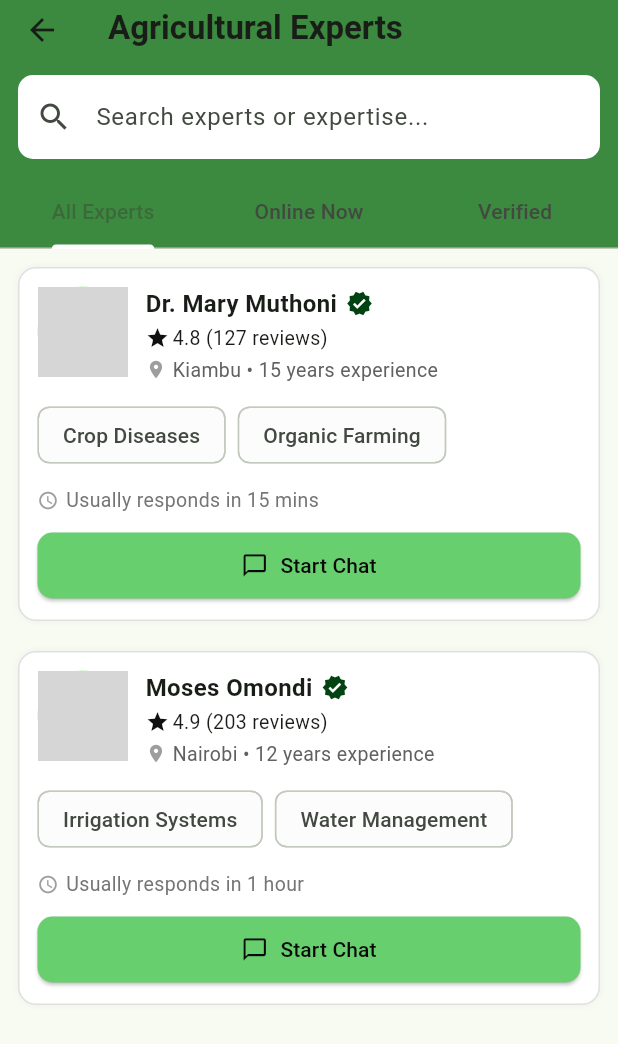
After one commit to TMG-prog/Mjifarm, a Flutter app: the ContactExpertPage screen opened directly, on a phone screen of 412 x 824 dp. The commit adds this screen. Shown: the top 1044 px of the screen. Run offline on Flutter 3.47's test engine with Material 3 defaults, Android fonts, the light colour scheme and no system bars; our stand-ins replace cloud_firestore, firebase_core, firebase_storage, font_awesome_flutter, image_picker, table_calendar; accounts and stored records are empty; network calls fail; grey boxes are pictures that could not be loaded.

Commit message:
added more sections

```diff
--- /dev/null
+++ b/mjifarm/lib/experts.dart
@@ -0,0 +1,250 @@
+// contact_experts.dart
+import 'package:flutter/material.dart';
+
+import 'package:flutter/material.dart';
+
+class ContactExpertPage extends StatelessWidget {
+  @override
+  Widget build(BuildContext context) {
+    return DefaultTabController(
+      length: 3,
+      child: Scaffold(
+        appBar: AppBar(
+          backgroundColor: const Color.fromARGB(255, 60, 137, 64),
+          title: Text(
+            "Agricultural Experts",
+            style: TextStyle(fontWeight: FontWeight.bold),
+          ),
+          bottom: PreferredSize(
+            preferredSize: Size.fromHeight(110),
+            child: Column(
+              children: [
+                Padding(
+                  padding: const EdgeInsets.all(12.0),
+                  child: TextField(
+                    decoration: InputDecoration(
+                      hintText: "Search experts or expertise...",
+                      prefixIcon: Icon(Icons.search),
+                      filled: true,
+                      fillColor: Colors.white,
+                      border: OutlineInputBorder(
+                        borderRadius: BorderRadius.circular(10),
+                        borderSide: BorderSide.none,
+                      ),
+                    ),
+                  ),
+                ),
+                TabBar(
+                  indicatorColor: Colors.white,
+                  tabs: const [
+                    Tab(text: "All Experts"),
+                    Tab(text: "Online Now"),
+                    Tab(text: "Verified"),
+                  ],
+                ),
+              ],
+            ),
+          ),
+        ),
+        body: TabBarView(
+          children: [
+            _buildExpertList(context),
+            _buildExpertList(context), // You can filter online experts here
+            _buildExpertList(context), // You can filter verified experts here
+          ],
+        ),
+      ),
+    );
+  }
+
+  Widget _buildExpertList(BuildContext context) {
+    return ListView(
+      padding: const EdgeInsets.all(12),
+      children: [
+        _buildExpertCard(
+          context,
+          name: "Dr. Mary Muthoni",
+          location: "Kiambu",
+          experience: "15 years experience",
+          rating: 4.8,
+          reviews: 127,
+          tags: ["Crop Diseases", "Organic Farming"],
+          responseTime: "Usually responds in 15 mins",
+          imageUrl: "https://i.pravatar.cc/100?img=47",
+          online: true,
+        ),
+        const SizedBox(height: 20),
+        _buildExpertCard(
+          context,
+          name: "Moses Omondi",
+          location: "Nairobi",
+          experience: "12 years experience",
+          rating: 4.9,
+          reviews: 203,
+          tags: ["Irrigation Systems", "Water Management"],
+          responseTime: "Usually responds in 1 hour",
+          imageUrl: "https://i.pravatar.cc/100?img=60",
+          online: false,
+        ),
+      ],
+    );
+  }
+
+  Widget _buildExpertCard(
+    BuildContext context, {
+    required String name,
+    required String location,
+    required String experience,
+    required double rating,
+    required int reviews,
+    required List<String> tags,
+    required String responseTime,
+    required String imageUrl,
+    bool online = false,
+  }) {
+    return Container(
+      decoration: BoxDecoration(
+        border: Border.all(color: Colors.grey.shade300),
+        borderRadius: BorderRadius.circular(12),
+        color: Colors.white,
+        boxShadow: [BoxShadow(blurRadius: 3, color: Colors.grey.shade200)],
+      ),
+      padding: const EdgeInsets.all(12),
+      child: Column(
+        crossAxisAlignment: CrossAxisAlignment.start,
+        children: [
+          // Profile Row
+          Row(
+            crossAxisAlignment: CrossAxisAlignment.start,
+            children: [
+              Stack(
+                children: [
+                  CircleAvatar(
+                    radius: 30,
+                    backgroundImage: NetworkImage(imageUrl),
+                  ),
+                  if (online)
+                    Positioned(
+                      bottom: 0,
+                      right: 0,
+                      child: Container(
+                        height: 12,
+                        width: 12,
+                        decoration: BoxDecoration(
+                          shape: BoxShape.circle,
+                          color: Colors.green,
+                          border: Border.all(color: Colors.white, width: 2),
+                        ),
+                      ),
+                    ),
+                ],
+              ),
+              const SizedBox(width: 12),
+              Expanded(
+                child: Column(
+                  crossAxisAlignment: CrossAxisAlignment.start,
+                  children: [
+                    Row(
+                      children: [
+                        Text(
+                          name,
+                          style: TextStyle(
+                            fontWeight: FontWeight.bold,
+                            fontSize: 16,
+                          ),
+                        ),
+                        const SizedBox(width: 6),
+                        Icon(
+                          Icons.verified,
+                          color: const Color.fromARGB(255, 3, 66, 18),
+                          size: 18,
+                        ),
+                      ],
+                    ),
+                    const SizedBox(height: 2),
+                    Row(
+                      children: [
+                        Icon(
+                          Icons.star,
+                          size: 16,
+                          color: const Color.fromARGB(255, 16, 16, 16),
+                        ),
+                        const SizedBox(width: 2),
+                        Text(
+                          "$rating ($reviews reviews)",
+                          style: TextStyle(fontSize: 13),
+                        ),
+                      ],
+                    ),
+                    const SizedBox(height: 2),
+                    Row(
+                      children: [
+                        Icon(Icons.location_on, size: 14, color: Colors.grey),
+                        const SizedBox(width: 4),
+                        Text(
+                          "$location • $experience",
+                          style: TextStyle(
+                            fontSize: 13,
+                            color: Colors.grey.shade700,
+                          ),
+                        ),
+                      ],
+                    ),
+                  ],
+                ),
+              ),
+            ],
+          ),
+          const SizedBox(height: 10),
+
+          // Tags
+          Wrap(
+            spacing: 8,
+            runSpacing: 8,
+            children:
+                tags.map((tag) {
+                  return Chip(
+                    label: Text(tag),
+                    backgroundColor: const Color.fromARGB(255, 252, 252, 252),
+                  );
+                }).toList(),
+          ),
+          const SizedBox(height: 10),
+
+          // Response time
+          Row(
+            children: [
+              Icon(Icons.access_time, size: 14, color: Colors.grey),
+              const SizedBox(width: 5),
+              Text(
+                responseTime,
+                style: TextStyle(fontSize: 13, color: Colors.grey.shade600),
+              ),
+            ],
+          ),
+          const SizedBox(height: 10),
+
+          // Start Chat Button
+          SizedBox(
+            width: double.infinity,
+            child: ElevatedButton.icon(
+              onPressed: () {
+                // Handle chat navigation
+              },
+              icon: Icon(Icons.chat_bubble_outline),
+              label: Text("Start Chat"),
+              style: ElevatedButton.styleFrom(
+                backgroundColor: const Color.fromARGB(255, 104, 207, 110),
+                foregroundColor: const Color.fromARGB(255, 10, 10, 10),
+                padding: const EdgeInsets.symmetric(vertical: 12),
+                shape: RoundedRectangleBorder(
+                  borderRadius: BorderRadius.circular(10),
+                ),
+              ),
+            ),
+          ),
+        ],
+      ),
+    );
+  }
+}
--- a/mjifarm/lib/main.dart
+++ b/mjifarm/lib/main.dart
@@ -5,6 +5,7 @@ import 'package:flutter/material.dart';
 import 'package:mjifarm/mainscreen.dart';
 import 'package:mjifarm/newplant.dart';
 import 'package:mjifarm/plants.dart';
+import 'package:mjifarm/splash.dart';
 
 void main() async {
   WidgetsFlutterBinding.ensureInitialized();
@@ -30,6 +31,7 @@ class MyApp extends StatelessWidget {
         '/': (context) => MainScreen(),
         '/myplants': (context) => MyPlantsPage(), // <-- add this
         '/newplant': (context) => NewPlantPage(), // optional
+        '/splash': (context) => Splash(),
       },
     );
   }
```
Also changed, not shown: mjifarm/lib/fprofile.dart (added, +213 -0 lines), mjifarm/lib/home_dashboard.dart (+115 -12 lines), mjifarm/lib/mainscreen.dart (+5 -4 lines), mjifarm/lib/pests.dart (added, +11 -0 lines), mjifarm/lib/splash.dart (+2 -8 lines).
